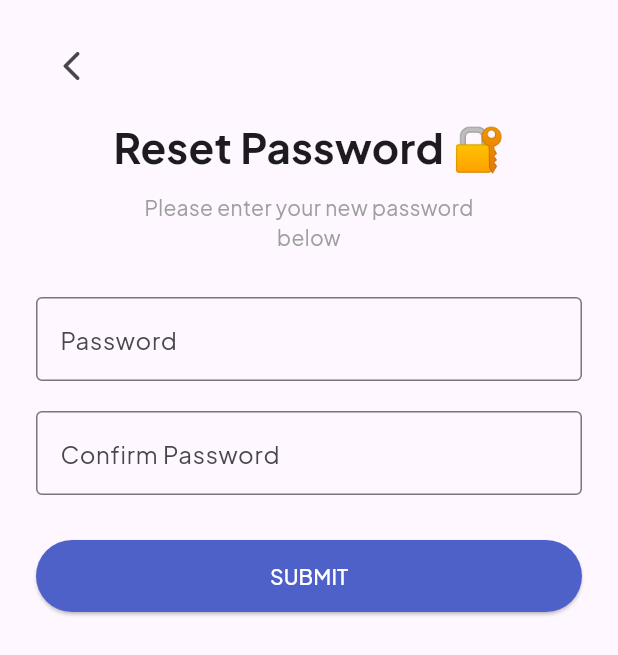
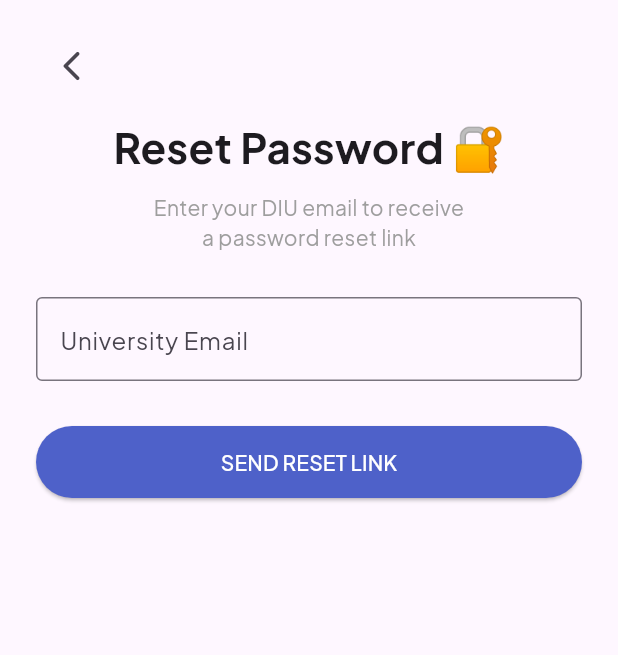
Before and after one commit to saif-pain/smart_learn, a Flutter app: the ResetPasswordScreen screen opened directly, on a phone screen of 412 x 824 dp. Shown: the top 655 px of the screen. Run offline on Flutter 3.47's test engine with Material 3 defaults, Android fonts, the light colour scheme and no system bars; our stand-ins replace firebase_auth, firebase_core, google_fonts, shared_preferences; accounts and stored records are empty.

Commit message:
small_updates

```diff
--- a/lib/screens/reset_password_screen.dart
+++ b/lib/screens/reset_password_screen.dart
@@ -1,8 +1,41 @@
 import 'package:flutter/material.dart';
+import 'package:firebase_auth/firebase_auth.dart';
 import 'package:smart_learn/core/app_colors.dart';
 
-class ResetPasswordScreen extends StatelessWidget {
+class ResetPasswordScreen extends StatefulWidget {
   const ResetPasswordScreen({super.key});
+
+  @override
+  State<ResetPasswordScreen> createState() => _ResetPasswordScreenState();
+}
+
+class _ResetPasswordScreenState extends State<ResetPasswordScreen> {
+  final TextEditingController emailController = TextEditingController();
+  final _formKey = GlobalKey<FormState>();
+
+  bool isValidDiuEmail(String email) {
+    return email.endsWith('@diu.edu.bd');
+  }
+
+  void _resetPassword() async {
+    if (_formKey.currentState!.validate()) {
+      final email = emailController.text.trim();
+
+      try {
+        await FirebaseAuth.instance.sendPasswordResetEmail(email: email);
+        ScaffoldMessenger.of(context).showSnackBar(
+          const SnackBar(
+            content: Text('✅ Reset email sent! Please check your inbox.'),
+          ),
+        );
+        Navigator.pop(context); // Go back to login screen
+      } on FirebaseAuthException catch (e) {
+        ScaffoldMessenger.of(context).showSnackBar(
+          SnackBar(content: Text(e.message ?? 'Reset failed')),
+        );
+      }
+    }
+  }
 
   @override
   Widget build(BuildContext context) {
@@ -10,13 +43,14 @@ class ResetPasswordScreen extends StatelessWidget {
       body: SafeArea(
         child: Padding(
           padding: const EdgeInsets.symmetric(horizontal: 24),
+          child: Form(
+            key: _formKey,
             child: Column(
               crossAxisAlignment: CrossAxisAlignment.center,
               children: [
                 const SizedBox(height: 20),
                 Align(
-                alignment:
-                    Alignment.centerLeft, // Align the arrow button to the left
+                  alignment: Alignment.centerLeft,
                   child: IconButton(
                     icon: const Icon(Icons.arrow_back_ios_rounded),
                     onPressed: () => Navigator.pop(context),
@@ -29,49 +63,44 @@ class ResetPasswordScreen extends StatelessWidget {
                 ),
                 const SizedBox(height: 8),
                 const Text(
-                "Please enter your new password\nbelow",
+                  "Enter your DIU email to receive\na password reset link",
                   style: TextStyle(fontSize: 14, color: Colors.grey),
                   textAlign: TextAlign.center,
                 ),
                 const SizedBox(height: 30),
-              TextField(
-                obscureText: true,
-                decoration: InputDecoration(
-                  labelText: "Password",
+                TextFormField(
+                  controller: emailController,
+                  decoration: const InputDecoration(
+                    labelText: "University Email",
+                    hintText: "yourid@diu.edu.bd",
                     border: OutlineInputBorder(),
                   ),
-              ),
-              const SizedBox(height: 20),
-              TextField(
-                obscureText: true,
-                decoration: InputDecoration(
-                  labelText: "Confirm Password",
-                  border: OutlineInputBorder(),
-                ),
+                  validator: (value) {
+                    if (value == null || value.isEmpty) return "Email required";
+                    if (!isValidDiuEmail(value)) return "Use your DIU email";
+                    return null;
+                  },
                 ),
                 const SizedBox(height: 30),
                 SizedBox(
                   width: double.infinity,
                   child: ElevatedButton(
-                  onPressed: () {
-                    // Handle password reset logic
-                    ScaffoldMessenger.of(context).showSnackBar(
-                      const SnackBar(
-                          content: Text('Password Reset Successful')),
-                    );
-                    Navigator.pop(context);
-                  },
+                    onPressed: _resetPassword,
                     style: ElevatedButton.styleFrom(
                       backgroundColor: AppColors.primary,
                       padding: const EdgeInsets.symmetric(vertical: 14),
                     ),
-                  child: const Text("SUBMIT",style: TextStyle(color: AppColors.white),),
+                    child: const Text(
+                      "SEND RESET LINK",
+                      style: TextStyle(color: AppColors.white),
+                    ),
                   ),
                 ),
               ],
             ),
           ),
         ),
+      ),
     );
   }
 }
```
Lines whose indentation alone changed are shown as unchanged.
